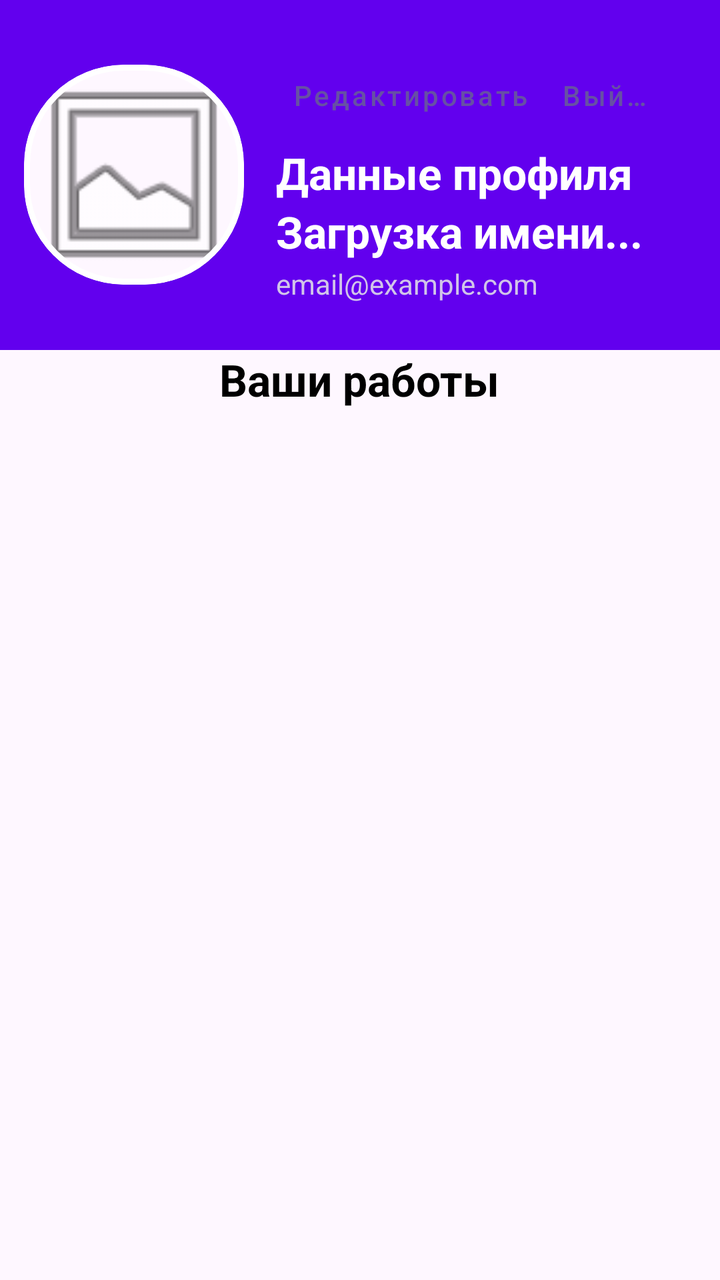
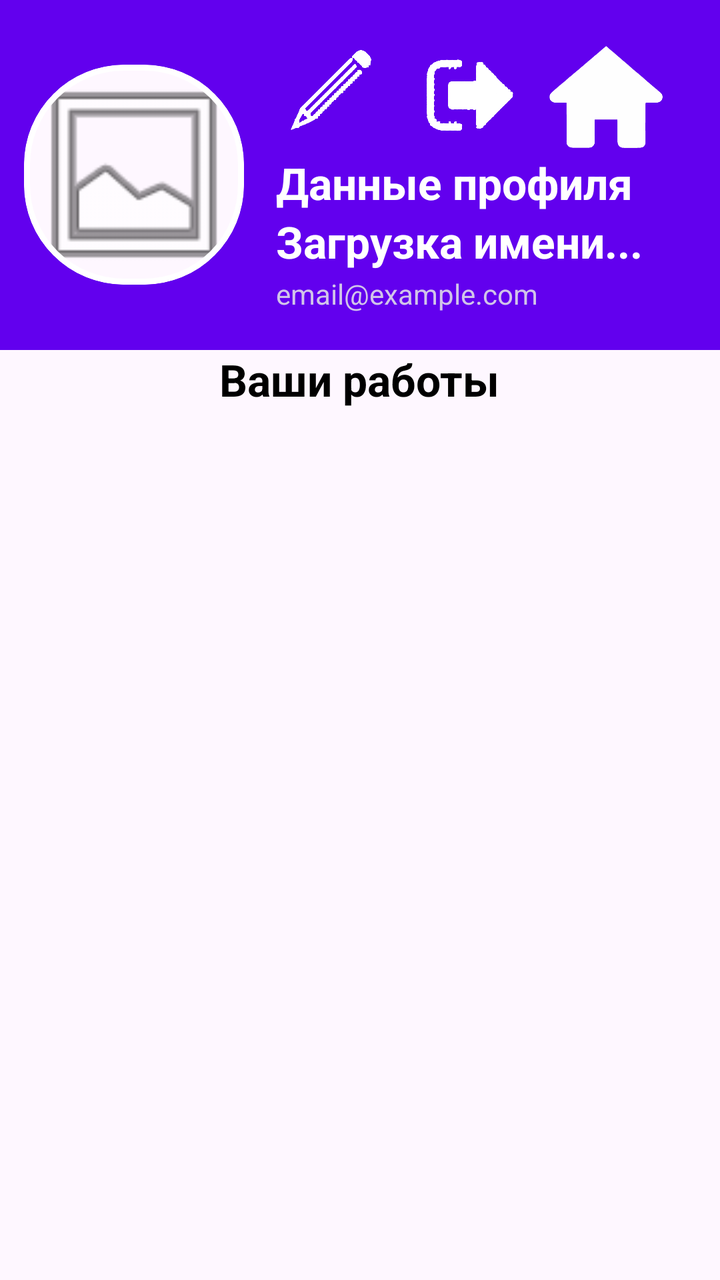

The first picture is an Android layout as it rendered before a commit; the second is the same layout after the commit. The layout source and the unified diff follow.
<!-- AndroidManifest.xml: application theme Theme.TeperTochno -->
<!-- res/layout/activity_profile.xml -->
<?xml version="1.0" encoding="utf-8"?>
<LinearLayout xmlns:android="http://schemas.android.com/apk/res/android"
    xmlns:app="http://schemas.android.com/apk/res-auto"
    xmlns:tools="http://schemas.android.com/tools"
    android:id="@+id/main"
    android:layout_width="match_parent"
    android:layout_height="match_parent"
    android:orientation="vertical"
    tools:context=".ProfileActivity">

    <LinearLayout
        android:id="@+id/topPanel"
        android:layout_width="match_parent"
        android:layout_height="175dp"
        android:background="#6200EE"
        android:gravity="center_vertical"
        android:orientation="horizontal"
        android:padding="12dp">

        
        <com.google.android.material.card.MaterialCardView
            android:id="@+id/avatarCard"
            android:layout_width="110dp"
            android:layout_height="110dp"
            app:cardCornerRadius="50dp"
            app:strokeWidth="3dp"
            app:strokeColor="@android:color/white"
            app:layout_constraintStart_toStartOf="parent">

            <ImageView
                android:id="@+id/ivProfileAvatar"
                android:layout_width="match_parent"
                android:layout_height="match_parent"
                android:scaleType="centerCrop"
                android:src="@android:drawable/ic_menu_gallery" />
        </com.google.android.material.card.MaterialCardView>

        <LinearLayout
            android:id="@+id/userDataContainer"
            android:layout_width="match_parent"
            android:layout_height="wrap_content"
            android:layout_marginStart="16dp"
            android:layout_marginEnd="16dp"
            android:orientation="vertical">
            <LinearLayout
                android:layout_width="match_parent"
                android:layout_height="wrap_content">
                <Button
                    android:id="@+id/btnRedaction"
                    style="@style/Widget.MaterialComponents.Button.TextButton.Dialog.Flush"
                    android:layout_width="wrap_content"
                    android:layout_height="wrap_content"
                    android:backgroundTint="#C76140"
                    android:layout_gravity="end"
                    android:text="Редактировать"
                    android:textAllCaps="false"
                    />

                <Button
                    android:id="@+id/btnLogout"
                    style="@style/Widget.MaterialComponents.Button.TextButton.Dialog.Flush"
                    android:layout_width="wrap_content"
                    android:layout_height="wrap_content"
                    android:backgroundTint="#FF3D00"
                    android:text="Выйти"
                    android:textAllCaps="false" />
                <ImageView
                    android:layout_width="match_parent"
                    android:layout_height="match_parent"
                    android:src="@drawable/home">

                </ImageView>

            </LinearLayout>



            <TextView
                android:id="@+id/tvProfile"
                android:layout_width="wrap_content"
                android:layout_height="wrap_content"
                android:text="Данные профиля"
                android:textColor="@android:color/white"
                android:textSize="22sp"
                android:textStyle="bold" />

            <TextView
                android:id="@+id/tvProfileName"
                android:layout_width="wrap_content"
                android:layout_height="wrap_content"
                android:text="Загрузка имени..."
                android:textColor="@android:color/white"
                android:textSize="22sp"
                android:textStyle="bold" />

            <TextView
                android:id="@+id/tvProfileEmail"
                android:layout_width="wrap_content"
                android:layout_height="wrap_content"
                android:layout_marginTop="2dp"
                android:text="email@example.com"
                android:textColor="#D1C4E9"
                android:textSize="14sp" />
        </LinearLayout>



    </LinearLayout>
    <TextView
        android:id="@+id/tvMyWorks"
        android:layout_width="wrap_content"
        android:layout_height="wrap_content"
        android:text="Ваши работы"
        android:layout_gravity="center"
        android:textColor="@android:color/black"
        android:textSize="22sp"
        android:textStyle="bold" />
    <androidx.recyclerview.widget.RecyclerView
        android:id="@+id/recyclerView2"
        android:layout_width="match_parent"
        android:layout_height="match_parent"

        />



</LinearLayout>
<!-- resources referenced by this layout -->
<resources>
  <!-- drawable home: png bitmap (drawable, 51772 bytes) -->
  <style name="Theme.TeperTochno" parent="Base.Theme.TeperTochno" />
  <style name="Base.Theme.TeperTochno" parent="Theme.Material3.DayNight.NoActionBar">
          
          
      </style>
</resources>

<!-- the commit's change to res/layout/activity_profile.xml (unified diff, before → after) -->
@@ -45,28 +45,31 @@
             <LinearLayout
                 android:layout_width="match_parent"
                 android:layout_height="wrap_content">
-                <Button
+
+                <ImageView
                     android:id="@+id/btnRedaction"
-                    style="@style/Widget.MaterialComponents.Button.TextButton.Dialog.Flush"
-                    android:layout_width="wrap_content"
-                    android:layout_height="wrap_content"
-                    android:backgroundTint="#C76140"
-                    android:layout_gravity="end"
-                    android:text="Редактировать"
-                    android:textAllCaps="false"
-                    />
+                    android:layout_width="58dp"
+                    android:layout_height="58dp"
+                    android:layout_marginEnd="5dp"
+                    android:src="@drawable/redaction">
 
-                <Button
+                </ImageView>
+
+                <ImageView
                     android:id="@+id/btnLogout"
-                    style="@style/Widget.MaterialComponents.Button.TextButton.Dialog.Flush"
-                    android:layout_width="wrap_content"
-                    android:layout_height="wrap_content"
-                    android:backgroundTint="#FF3D00"
-                    android:text="Выйти"
-                    android:textAllCaps="false" />
+                    android:layout_width="58dp"
+                    android:layout_height="58dp"
+                    android:layout_marginEnd="5dp"
+                    android:layout_marginStart="5dp"
+                    android:src="@drawable/logout">
+
+                </ImageView>
+
                 <ImageView
-                    android:layout_width="match_parent"
-                    android:layout_height="match_parent"
+                    android:id="@+id/toMain"
+                    android:layout_width="58dp"
+                    android:layout_height="58dp"
+                    android:layout_marginStart="5dp"
                     android:src="@drawable/home">
 
                 </ImageView>
<!-- resource entries referenced after the edit -->
@@ -1,6 +1,8 @@
 <!-- resources referenced by this layout -->
 <resources>
   <!-- drawable home: png bitmap (drawable, 51772 bytes) -->
+  <!-- drawable logout: png bitmap (drawable, 50390 bytes) -->
+  <!-- drawable redaction: png bitmap (drawable, 135864 bytes) -->
   <style name="Theme.TeperTochno" parent="Base.Theme.TeperTochno" />
   <style name="Base.Theme.TeperTochno" parent="Theme.Material3.DayNight.NoActionBar">
           
